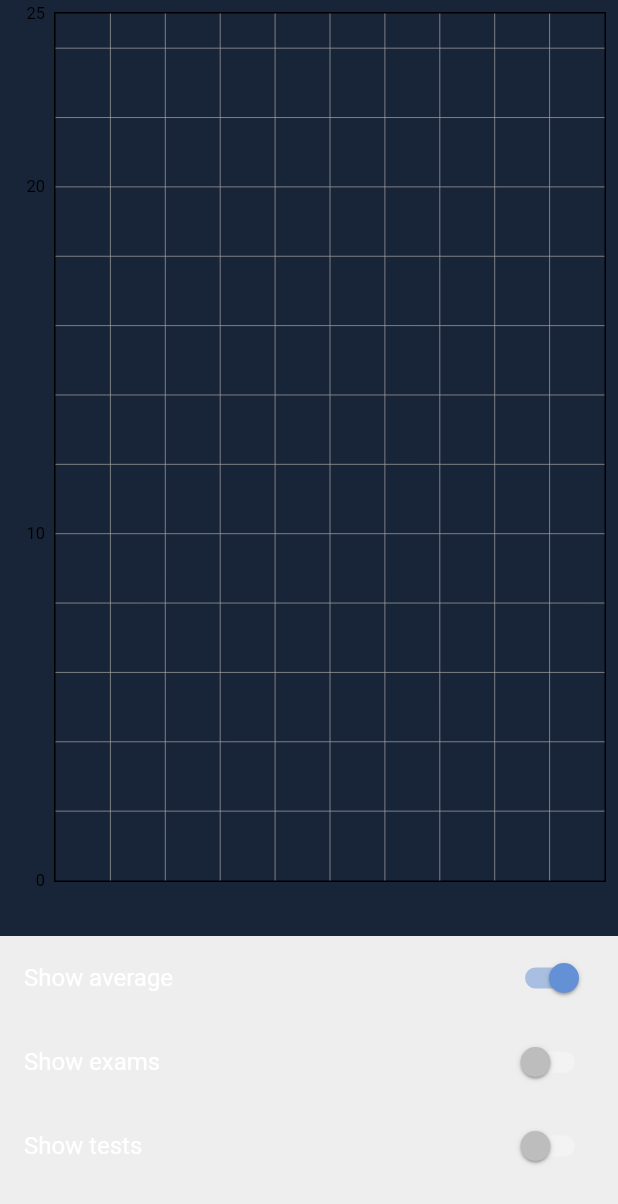
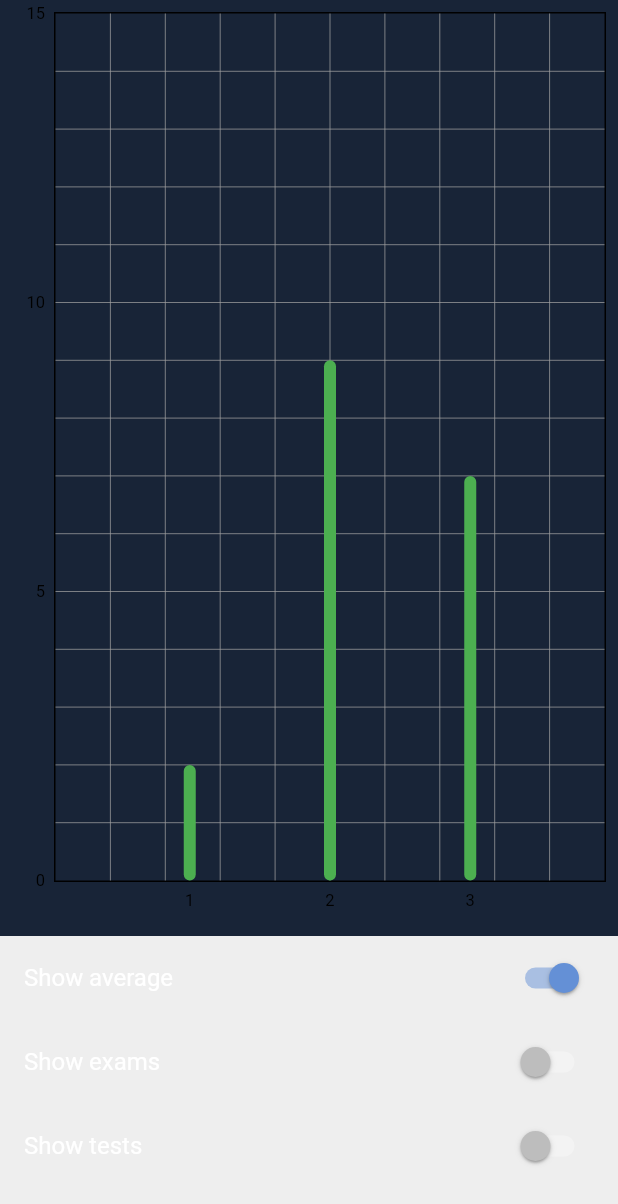
Before and after one commit to Dojagames/Abiplaner, a Flutter app: the BarChartAvgs screen opened directly, on a phone screen of 412 x 824 dp. Shown: the top 1204 px of the screen. Run offline on Flutter 3.47's test engine with Material 2 defaults, Android fonts, the phone set to English and light mode, and no system bars; drawn by our look-alikes of fl_chart; our stand-ins replace fluttertoast, shared_preferences; accounts and stored records are empty.

Commit message:
added advanced features to stats tab

```diff
--- a/lib/data/vars.dart
+++ b/lib/data/vars.dart
@@ -25,6 +25,10 @@ getSubject(int location) {
   return _subjects.elementAt(location);
 }
 
+getSubjects() {
+  return _subjects;
+}
+
 addSubject(Subject subject) {
 	_subjects.add(subject);
 }
--- a/lib/tabs/Stats.dart
+++ b/lib/tabs/Stats.dart
@@ -1,13 +1,19 @@
+import 'package:abiplaner/data/vars.dart';
 import 'package:flutter/widgets.dart';
 import 'package:fl_chart/fl_chart.dart';
 import 'package:flutter/material.dart';
-import 'package:intl/intl.dart';
 
-Widget StatWidget = Center(child: Text("Page 4"));
+Widget StatWidget =
+const Scaffold(
+    body: BarChartAvgs(),
 
-/// data to plot
-final _data1 = <String, double>{};
-final _data2 = <String, double>{};
+);
+
+// data to plot
+final _marksAvgs = <int, double>{1: 1.8, 2: 8.4, 3: 6.9};
+final _marksExams = <int, double>{1: 0.8, 2: 7.4, 3: 12.9};
+final _marksTests = <int, double>{1: 6.9, 2: 4.3, 3: 0.2};
+final List<String> subjects = getSubjects();
 
 class BarChartAvgs extends StatefulWidget {
   const BarChartAvgs({Key? key}) : super(key: key);
@@ -23,22 +29,23 @@ class _BarChartState extends State<BarChartAvgs> {
 
   @override
   Widget build(BuildContext context) {
-    /// !!Step2: convert data into barGroups.
+    // convert data into BarChartGroups
     final barGroups = <BarChartGroupData>[
-      for (final entry in _data1.entries)
+      for (final entry in _marksExams.entries)
         BarChartGroupData(
-          x: 1,//entry.key.toInt()
+          x: entry.key,
           barRods: [
-            BarChartRodData(y: entry.value, colors: [Colors.blue]),
-            BarChartRodData(y: _data2[entry.key]!, colors: [Colors.red]),
+            if (this._showExams) BarChartRodData(y: entry.value, colors: [Colors.blue]),
+            if (this._showTests)BarChartRodData(y: _marksTests[entry.key]!.ceilToDouble(), colors: [Colors.red]),
+            if (this._showAvg) BarChartRodData(y: _marksAvgs[entry.key]!.ceilToDouble(), colors: [Colors.green]),
           ],
         ),
     ];
 
     /// !!Step3: prepare barChartData
     final barChartData = BarChartData(
-      maxY: 25,
-      // ! The data to show
+      maxY: 15,
+      // the data to show
       barGroups: barGroups,
       barTouchData: BarTouchData(
         enabled: true,
@@ -53,8 +60,8 @@ class _BarChartState extends State<BarChartAvgs> {
       // ! Axis title
       axisTitleData: FlAxisTitleData(
         show: true,
-        bottomTitle: AxisTitle(titleText: 'Month', showTitle: true),
-        leftTitle: AxisTitle(titleText: 'Sales', showTitle: true),
+        bottomTitle: AxisTitle(titleText: 'Subjects', showTitle: true),
+        leftTitle: AxisTitle(titleText: 'Points', showTitle: true),
       ),
       // ! Ticks in the axis
       titlesData: FlTitlesData(
@@ -62,9 +69,7 @@ class _BarChartState extends State<BarChartAvgs> {
         bottomTitles: SideTitles(
           showTitles: true, // this is false by-default.
           // ! Decides how to show bottom titles,
-          // here we convert double to month names
-          getTitles: (double val) =>
-              DateFormat.MMM().format(DateTime(2020, val.toInt())),
+          // here we convert double to month name
         ),
         leftTitles: SideTitles(
           showTitles: true,
--- a/pubspec.yaml
+++ b/pubspec.yaml
@@ -32,7 +32,6 @@ dependencies:
   fluttertoast: ^8.0.8
   shared_preferences: ^2.0.12
   fl_chart: ^0.40.6
-  intl: ^0.17.0
 
   # The following adds the Cupertino Icons font to your application.
   # Use with the CupertinoIcons class for iOS style icons.
```
Also changed, not shown: pubspec.lock.
